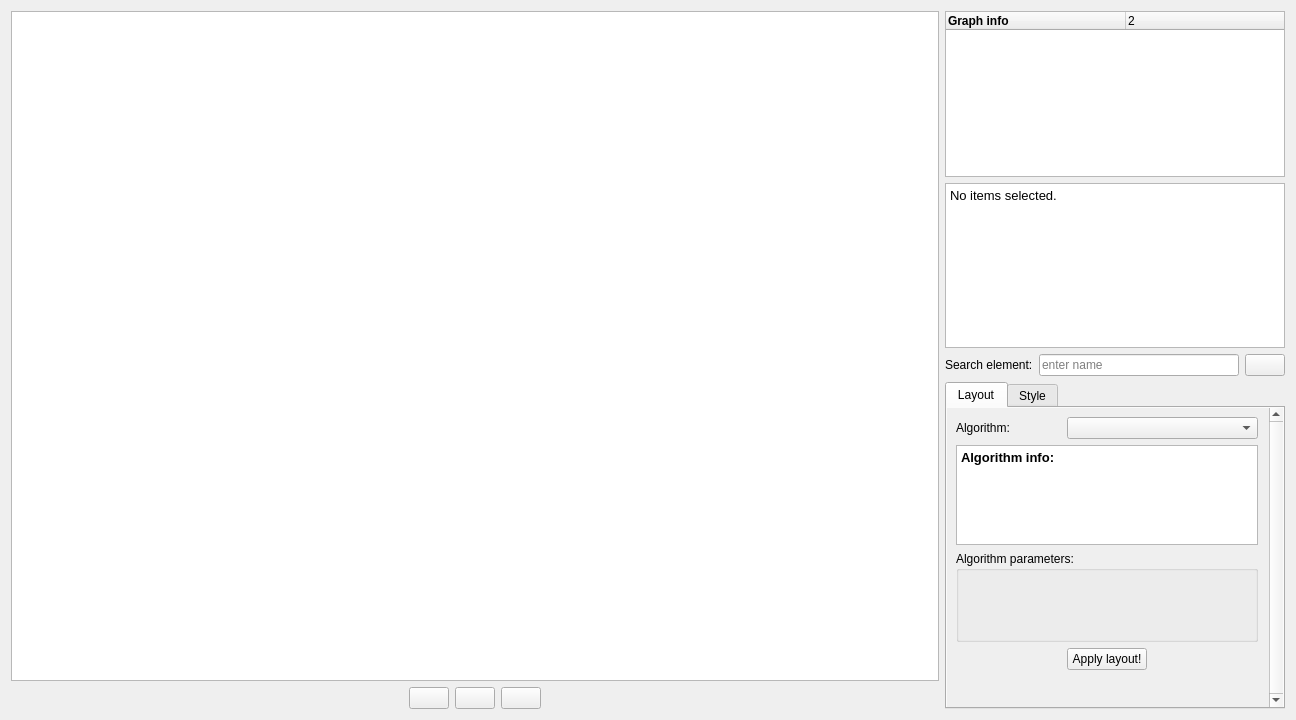
Before: the Qt Designer form ui/graphwidget.ui in ggonnella/gfaviz, drawn with Qt 5.
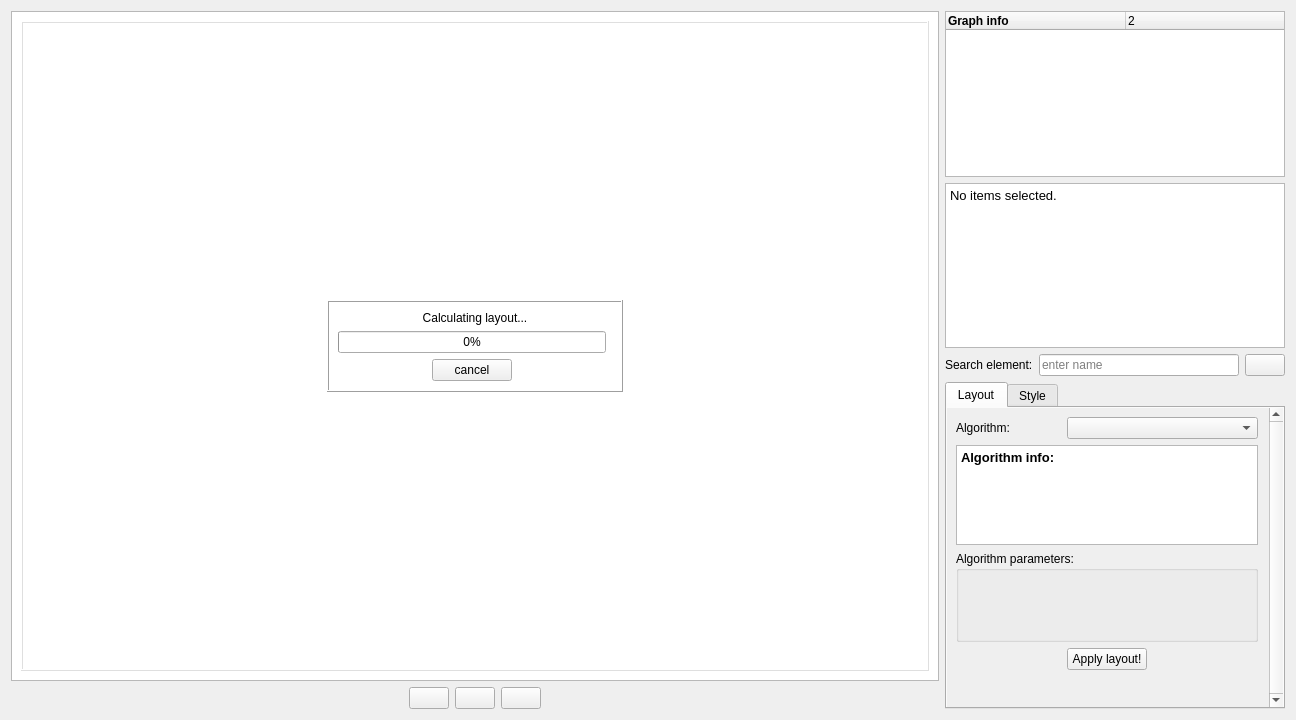
After: the same form once the commit is applied. Icons and pictures are not drawn. Custom widgets are drawn as their Qt base class.

Commit message: Added progress bar for layout calculations

```diff
--- a/ui/graphwidget.ui
+++ b/ui/graphwidget.ui
@@ -23,7 +23,148 @@
    <item row="0" column="0">
     <layout class="QGridLayout" name="gridLayout_11">
      <item row="1" column="0">
-      <widget class="QGraphicsView" name="vizCanvas"/>
+      <widget class="QGraphicsView" name="vizCanvas">
+       <layout class="QGridLayout" name="vizCanvasGrid">
+        <item row="0" column="0">
+         <widget class="QFrame" name="vizCanvasOverlay">
+          <property name="autoFillBackground">
+           <bool>false</bool>
+          </property>
+          <property name="styleSheet">
+           <string notr="true">#vizCanvasOverlay { background-color:rgba(255, 255, 255, 96); }</string>
+          </property>
+          <property name="frameShape">
+           <enum>QFrame::Box</enum>
+          </property>
+          <property name="frameShadow">
+           <enum>QFrame::Raised</enum>
+          </property>
+          <layout class="QGridLayout" name="LPOGrid">
+           <item row="1" column="1">
+            <widget class="QFrame" name="LPOframe">
+             <property name="autoFillBackground">
+              <bool>true</bool>
+             </property>
+             <property name="frameShape">
+              <enum>QFrame::Box</enum>
+             </property>
+             <property name="frameShadow">
+              <enum>QFrame::Raised</enum>
+             </property>
+             <layout class="QGridLayout" name="LPOGrid2">
+              <item row="1" column="0" colspan="3">
+               <widget class="QProgressBar" name="LayoutProgressBar">
+                <property name="maximum">
+                 <number>10000</number>
+                </property>
+                <property name="value">
+                 <number>0</number>
+                </property>
+               </widget>
+              </item>
+              <item row="2" column="0">
+               <spacer name="LPOSpacer">
+                <property name="orientation">
+                 <enum>Qt::Horizontal</enum>
+                </property>
+                <property name="sizeHint" stdset="0">
+                 <size>
+                  <width>40</width>
+                  <height>20</height>
+                 </size>
+                </property>
+               </spacer>
+              </item>
+              <item row="2" column="1">
+               <widget class="QPushButton" name="LayoutProgressCancel">
+                <property name="text">
+                 <string>cancel</string>
+                </property>
+               </widget>
+              </item>
+              <item row="2" column="2">
+               <spacer name="LPOSpacer2">
+                <property name="orientation">
+                 <enum>Qt::Horizontal</enum>
+                </property>
+                <property name="sizeHint" stdset="0">
+                 <size>
+                  <width>47</width>
+                  <height>19</height>
+                 </size>
+                </property>
+               </spacer>
+              </item>
+              <item row="0" column="0" colspan="4">
+               <widget class="QLabel" name="LPOlabel">
+                <property name="text">
+                 <string>Calculating layout...</string>
+                </property>
+                <property name="alignment">
+                 <set>Qt::AlignCenter</set>
+                </property>
+               </widget>
+              </item>
+             </layout>
+            </widget>
+           </item>
+           <item row="0" column="1">
+            <spacer name="LPOSpacer5">
+             <property name="orientation">
+              <enum>Qt::Vertical</enum>
+             </property>
+             <property name="sizeHint" stdset="0">
+              <size>
+               <width>20</width>
+               <height>40</height>
+              </size>
+             </property>
+            </spacer>
+           </item>
+           <item row="1" column="2">
+            <spacer name="LPOSpacer4">
+             <property name="orientation">
+              <enum>Qt::Horizontal</enum>
+             </property>
+             <property name="sizeHint" stdset="0">
+              <size>
+               <width>40</width>
+               <height>20</height>
+              </size>
+             </property>
+            </spacer>
+           </item>
+           <item row="1" column="0">
+            <spacer name="LPOSpacer3">
+             <property name="orientation">
+              <enum>Qt::Horizontal</enum>
+             </property>
+             <property name="sizeHint" stdset="0">
+              <size>
+               <width>40</width>
+               <height>20</height>
+              </size>
+             </property>
+            </spacer>
+           </item>
+           <item row="2" column="1">
+            <spacer name="LPOSpacer6">
+             <property name="orientation">
+              <enum>Qt::Vertical</enum>
+             </property>
+             <property name="sizeHint" stdset="0">
+              <size>
+               <width>20</width>
+               <height>40</height>
+              </size>
+             </property>
+            </spacer>
+           </item>
+          </layout>
+         </widget>
+        </item>
+       </layout>
+      </widget>
      </item>
      <item row="2" column="0">
       <layout class="QGridLayout" name="gridLayout_12">
```
The commit also changes 15 other files.
